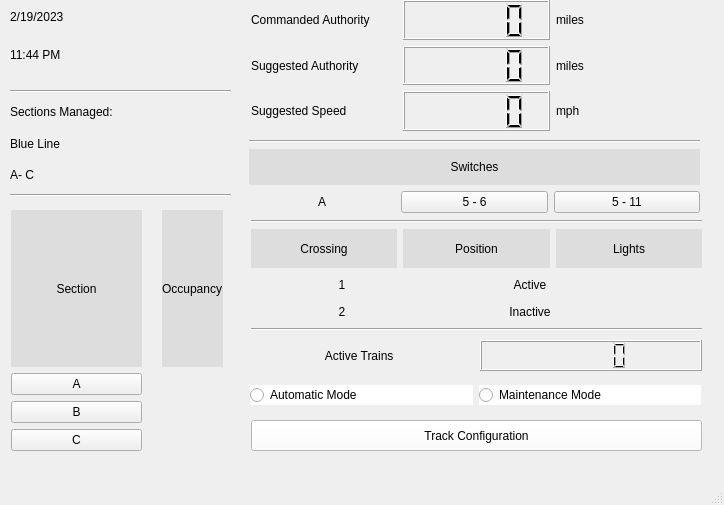
The window that Wayside/Wayside_Main_B.ui (headhunter22/ECE1140-Train-Simulator) describes before a commit, drawn with Qt 5.
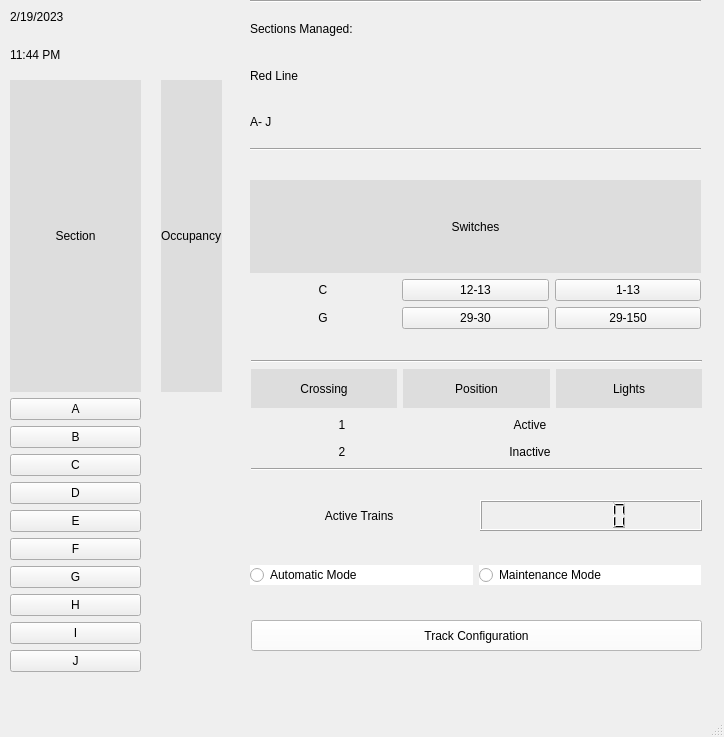
The same window after the commit. Icons and pictures are not drawn.

```diff
--- a/Wayside/Wayside_Main_B.ui
+++ b/Wayside/Wayside_Main_B.ui
@@ -7,7 +7,7 @@
     <x>0</x>
     <y>0</y>
     <width>724</width>
-    <height>505</height>
+    <height>737</height>
    </rect>
   </property>
   <property name="windowTitle">
@@ -18,7 +18,7 @@
     <property name="geometry">
      <rect>
       <x>251</x>
-      <y>220</y>
+      <y>360</y>
       <width>451</width>
       <height>111</height>
      </rect>
@@ -285,7 +285,7 @@
     <property name="geometry">
      <rect>
       <x>251</x>
-      <y>420</y>
+      <y>620</y>
       <width>451</width>
       <height>31</height>
      </rect>
@@ -299,146 +299,11 @@
      <string>Track Configuration</string>
     </property>
    </widget>
-   <widget class="QWidget" name="gridLayoutWidget">
-    <property name="geometry">
-     <rect>
-      <x>11</x>
-      <y>210</y>
-      <width>221</width>
-      <height>241</height>
-     </rect>
-    </property>
-    <layout class="QGridLayout" name="gridLayout_2">
-     <property name="leftMargin">
-      <number>0</number>
-     </property>
-     <property name="rightMargin">
-      <number>9</number>
-     </property>
-     <property name="horizontalSpacing">
-      <number>20</number>
-     </property>
-     <item row="2" column="0">
-      <widget class="QPushButton" name="pusha">
-       <property name="text">
-        <string>A</string>
-       </property>
-      </widget>
-     </item>
-     <item row="2" column="1">
-      <widget class="QLabel" name="aicon">
-       <property name="maximumSize">
-        <size>
-         <width>50</width>
-         <height>50</height>
-        </size>
-       </property>
-       <property name="text">
-        <string/>
-       </property>
-       <property name="pixmap">
-        <pixmap>tracks.png</pixmap>
-       </property>
-       <property name="scaledContents">
-        <bool>true</bool>
-       </property>
-       <property name="alignment">
-        <set>Qt::AlignCenter</set>
-       </property>
-      </widget>
-     </item>
-     <item row="1" column="0">
-      <widget class="QLabel" name="sectiontitle">
-       <property name="styleSheet">
-        <string notr="true">font: 700 10pt &quot;Georgia&quot;;
-color: rgb(0, 0, 0);
-background-color: rgb(221, 221, 221);</string>
-       </property>
-       <property name="text">
-        <string>Section</string>
-       </property>
-       <property name="alignment">
-        <set>Qt::AlignCenter</set>
-       </property>
-      </widget>
-     </item>
-     <item row="4" column="0">
-      <widget class="QPushButton" name="pushb">
-       <property name="text">
-        <string>B</string>
-       </property>
-      </widget>
-     </item>
-     <item row="4" column="1">
-      <widget class="QLabel" name="bicon">
-       <property name="maximumSize">
-        <size>
-         <width>50</width>
-         <height>50</height>
-        </size>
-       </property>
-       <property name="text">
-        <string/>
-       </property>
-       <property name="pixmap">
-        <pixmap>tracks.png</pixmap>
-       </property>
-       <property name="scaledContents">
-        <bool>true</bool>
-       </property>
-       <property name="alignment">
-        <set>Qt::AlignCenter</set>
-       </property>
-      </widget>
-     </item>
-     <item row="5" column="0">
-      <widget class="QPushButton" name="pushc">
-       <property name="text">
-        <string>C</string>
-       </property>
-      </widget>
-     </item>
-     <item row="1" column="1">
-      <widget class="QLabel" name="occupancylabel">
-       <property name="styleSheet">
-        <string notr="true">background-color: rgb(221, 221, 221);
-font: 700 10pt &quot;Georgia&quot;;
-color: rgb(0, 0, 0);</string>
-       </property>
-       <property name="text">
-        <string>Occupancy</string>
-       </property>
-      </widget>
-     </item>
-     <item row="5" column="1">
-      <widget class="QLabel" name="cicon">
-       <property name="maximumSize">
-        <size>
-         <width>50</width>
-         <height>50</height>
-        </size>
-       </property>
-       <property name="text">
-        <string/>
-       </property>
-       <property name="pixmap">
-        <pixmap>redtrain.png</pixmap>
-       </property>
-       <property name="scaledContents">
-        <bool>true</bool>
-       </property>
-       <property name="alignment">
-        <set>Qt::AlignCenter</set>
-       </property>
-      </widget>
-     </item>
-    </layout>
-   </widget>
    <widget class="QWidget" name="horizontalLayoutWidget_7">
     <property name="geometry">
      <rect>
       <x>250</x>
-      <y>380</y>
+      <y>560</y>
       <width>451</width>
       <height>31</height>
      </rect>
@@ -470,167 +335,11 @@
      </item>
     </layout>
    </widget>
-   <widget class="QWidget" name="gridLayoutWidget_2">
-    <property name="geometry">
-     <rect>
-      <x>251</x>
-      <y>0</y>
-      <width>451</width>
-      <height>131</height>
-     </rect>
-    </property>
-    <layout class="QGridLayout" name="gridLayout_3">
-     <item row="2" column="0">
-      <widget class="QLabel" name="sspeedlabel">
-       <property name="styleSheet">
-        <string notr="true">font: 700 10pt &quot;Georgia&quot;;
-color: rgb(0, 0, 0);</string>
-       </property>
-       <property name="text">
-        <string>Suggested Speed              </string>
-       </property>
-      </widget>
-     </item>
-     <item row="2" column="1">
-      <widget class="QLCDNumber" name="sspeeddisp"/>
-     </item>
-     <item row="1" column="0">
-      <widget class="QLabel" name="sauthlabel">
-       <property name="styleSheet">
-        <string notr="true">font: 700 10pt &quot;Georgia&quot;;
-color: rgb(0, 0, 0);</string>
-       </property>
-       <property name="text">
-        <string>Suggested Authority     </string>
-       </property>
-      </widget>
-     </item>
-     <item row="1" column="2">
-      <widget class="QLabel" name="miles2">
-       <property name="styleSheet">
-        <string notr="true">font: 700 8pt &quot;Georgia&quot;;
-color: rgb(0, 0, 0);</string>
-       </property>
-       <property name="text">
-        <string>miles</string>
-       </property>
-      </widget>
-     </item>
-     <item row="1" column="1">
-      <widget class="QLCDNumber" name="sauthoritydisp"/>
-     </item>
-     <item row="0" column="0">
-      <widget class="QLabel" name="cauthlabel">
-       <property name="styleSheet">
-        <string notr="true">font: 700 10pt &quot;Georgia&quot;;
-color: rgb(0, 0, 0);</string>
-       </property>
-       <property name="text">
-        <string>Commanded Authority</string>
-       </property>
-      </widget>
-     </item>
-     <item row="0" column="2">
-      <widget class="QLabel" name="miles1">
-       <property name="styleSheet">
-        <string notr="true">font: 700 8pt &quot;Georgia&quot;;
-color: rgb(0, 0, 0);</string>
-       </property>
-       <property name="text">
-        <string>miles</string>
-       </property>
-      </widget>
-     </item>
-     <item row="2" column="2">
-      <widget class="QLabel" name="miles2_2">
-       <property name="styleSheet">
-        <string notr="true">font: 700 8pt &quot;Georgia&quot;;
-color: rgb(0, 0, 0);</string>
-       </property>
-       <property name="text">
-        <string>mph</string>
-       </property>
-      </widget>
-     </item>
-     <item row="0" column="1">
-      <widget class="QLCDNumber" name="cauthoritydisp"/>
-     </item>
-    </layout>
-   </widget>
-   <widget class="QWidget" name="verticalLayoutWidget_5">
-    <property name="geometry">
-     <rect>
-      <x>249</x>
-      <y>140</y>
-      <width>451</width>
-      <height>73</height>
-     </rect>
-    </property>
-    <layout class="QVBoxLayout" name="verticalLayout_6">
-     <item>
-      <widget class="Line" name="line">
-       <property name="orientation">
-        <enum>Qt::Horizontal</enum>
-       </property>
-      </widget>
-     </item>
-     <item>
-      <widget class="QLabel" name="label_17">
-       <property name="styleSheet">
-        <string notr="true">background-color: rgb(221, 221, 221);
-font: 700 12pt &quot;Georgia&quot;;
-color: rgb(0, 0, 0);</string>
-       </property>
-       <property name="text">
-        <string>Switches</string>
-       </property>
-       <property name="alignment">
-        <set>Qt::AlignCenter</set>
-       </property>
-      </widget>
-     </item>
-     <item>
-      <layout class="QHBoxLayout" name="horizontalLayout_10">
-       <item>
-        <widget class="QLabel" name="label_2">
-         <property name="styleSheet">
-          <string notr="true">font: 700 10pt &quot;Georgia&quot;;
-color: rgb(0, 0, 0);</string>
-         </property>
-         <property name="text">
-          <string>A</string>
-         </property>
-         <property name="alignment">
-          <set>Qt::AlignCenter</set>
-         </property>
-        </widget>
-       </item>
-       <item>
-        <widget class="QPushButton" name="ca">
-         <property name="text">
-          <string>5 - 6</string>
-         </property>
-         <property name="checkable">
-          <bool>false</bool>
-         </property>
-        </widget>
-       </item>
-       <item>
-        <widget class="QPushButton" name="cb">
-         <property name="text">
-          <string>5 - 11</string>
-         </property>
-        </widget>
-       </item>
-      </layout>
-     </item>
-    </layout>
-   </widget>
    <widget class="QWidget" name="horizontalLayoutWidget_5">
     <property name="geometry">
      <rect>
       <x>251</x>
-      <y>340</y>
+      <y>500</y>
       <width>451</width>
       <height>31</height>
      </rect>
@@ -698,10 +407,10 @@
    <widget class="QWidget" name="verticalLayoutWidget_2">
     <property name="geometry">
      <rect>
-      <x>10</x>
-      <y>90</y>
-      <width>221</width>
-      <height>107</height>
+      <x>250</x>
+      <y>0</y>
+      <width>451</width>
+      <height>151</height>
      </rect>
     </property>
     <layout class="QVBoxLayout" name="verticalLayout">
@@ -730,7 +439,7 @@
 color: rgb(0, 0, 0);</string>
        </property>
        <property name="text">
-        <string>Blue Line</string>
+        <string>Red Line</string>
        </property>
       </widget>
      </item>
@@ -741,7 +450,7 @@
 color: rgb(0, 0, 0);</string>
        </property>
        <property name="text">
-        <string>A- C</string>
+        <string>A- J</string>
        </property>
       </widget>
      </item>
@@ -754,6 +463,441 @@
      </item>
     </layout>
    </widget>
+   <widget class="QWidget" name="gridLayoutWidget_3">
+    <property name="geometry">
+     <rect>
+      <x>10</x>
+      <y>80</y>
+      <width>221</width>
+      <height>592</height>
+     </rect>
+    </property>
+    <layout class="QGridLayout" name="gridLayout_4">
+     <property name="leftMargin">
+      <number>0</number>
+     </property>
+     <property name="rightMargin">
+      <number>9</number>
+     </property>
+     <property name="horizontalSpacing">
+      <number>20</number>
+     </property>
+     <item row="1" column="0">
+      <widget class="QLabel" name="sectiontitle_2">
+       <property name="styleSheet">
+        <string notr="true">font: 700 10pt &quot;Georgia&quot;;
+color: rgb(0, 0, 0);
+background-color: rgb(221, 221, 221);</string>
+       </property>
+       <property name="text">
+        <string>Section</string>
+       </property>
+       <property name="alignment">
+        <set>Qt::AlignCenter</set>
+       </property>
+      </widget>
+     </item>
+     <item row="10" column="0">
+      <widget class="QPushButton" name="pushi">
+       <property name="text">
+        <string>I</string>
+       </property>
+      </widget>
+     </item>
+     <item row="7" column="0">
+      <widget class="QPushButton" name="pushf">
+       <property name="text">
+        <string>F</string>
+       </property>
+      </widget>
+     </item>
+     <item row="5" column="0">
+      <widget class="QPushButton" name="pushd">
+       <property name="text">
+        <string>D</string>
+       </property>
+      </widget>
+     </item>
+     <item row="4" column="1">
+      <widget class="QLabel" name="cicon">
+       <property name="maximumSize">
+        <size>
+         <width>50</width>
+         <height>50</height>
+        </size>
+       </property>
+       <property name="text">
+        <string/>
+       </property>
+       <property name="pixmap">
+        <pixmap>tracks.png</pixmap>
+       </property>
+       <property name="scaledContents">
+        <bool>true</bool>
+       </property>
+       <property name="alignment">
+        <set>Qt::AlignCenter</set>
+       </property>
+      </widget>
+     </item>
+     <item row="6" column="0">
+      <widget class="QPushButton" name="pushe">
+       <property name="text">
+        <string>E</string>
+       </property>
+      </widget>
+     </item>
+     <item row="5" column="1">
+      <widget class="QLabel" name="dicon">
+       <property name="maximumSize">
+        <size>
+         <width>50</width>
+         <height>50</height>
+        </size>
+       </property>
+       <property name="text">
+        <string/>
+       </property>
+       <property name="pixmap">
+        <pixmap>redtrain.png</pixmap>
+       </property>
+       <property name="scaledContents">
+        <bool>true</bool>
+       </property>
+       <property name="alignment">
+        <set>Qt::AlignCenter</set>
+       </property>
+      </widget>
+     </item>
+     <item row="4" column="0">
+      <widget class="QPushButton" name="pushc">
+       <property name="text">
+        <string>C</string>
+       </property>
+      </widget>
+     </item>
+     <item row="2" column="0">
+      <widget class="QPushButton" name="pusha">
+       <property name="text">
+        <string>A</string>
+       </property>
+      </widget>
+     </item>
+     <item row="9" column="1">
+      <widget class="QLabel" name="hicon">
+       <property name="maximumSize">
+        <size>
+         <width>50</width>
+         <height>50</height>
+        </size>
+       </property>
+       <property name="text">
+        <string/>
+       </property>
+       <property name="pixmap">
+        <pixmap>tracks.png</pixmap>
+       </property>
+       <property name="scaledContents">
+        <bool>true</bool>
+       </property>
+       <property name="alignment">
+        <set>Qt::AlignCenter</set>
+       </property>
+      </widget>
+     </item>
+     <item row="8" column="0">
+      <widget class="QPushButton" name="pushg">
+       <property name="text">
+        <string>G</string>
+       </property>
+      </widget>
+     </item>
+     <item row="1" column="1">
+      <widget class="QLabel" name="occupancylabel_2">
+       <property name="styleSheet">
+        <string notr="true">background-color: rgb(221, 221, 221);
+font: 700 10pt &quot;Georgia&quot;;
+color: rgb(0, 0, 0);</string>
+       </property>
+       <property name="text">
+        <string>Occupancy</string>
+       </property>
+      </widget>
+     </item>
+     <item row="6" column="1">
+      <widget class="QLabel" name="eicon">
+       <property name="maximumSize">
+        <size>
+         <width>50</width>
+         <height>50</height>
+        </size>
+       </property>
+       <property name="text">
+        <string/>
+       </property>
+       <property name="pixmap">
+        <pixmap>tracks.png</pixmap>
+       </property>
+       <property name="scaledContents">
+        <bool>true</bool>
+       </property>
+       <property name="alignment">
+        <set>Qt::AlignCenter</set>
+       </property>
+      </widget>
+     </item>
+     <item row="7" column="1">
+      <widget class="QLabel" name="ficon">
+       <property name="maximumSize">
+        <size>
+         <width>50</width>
+         <height>50</height>
+        </size>
+       </property>
+       <property name="text">
+        <string/>
+       </property>
+       <property name="pixmap">
+        <pixmap>tracks.png</pixmap>
+       </property>
+       <property name="scaledContents">
+        <bool>true</bool>
+       </property>
+       <property name="alignment">
+        <set>Qt::AlignCenter</set>
+       </property>
+      </widget>
+     </item>
+     <item row="10" column="1">
+      <widget class="QLabel" name="iicon">
+       <property name="maximumSize">
+        <size>
+         <width>50</width>
+         <height>50</height>
+        </size>
+       </property>
+       <property name="text">
+        <string/>
+       </property>
+       <property name="pixmap">
+        <pixmap>tracks.png</pixmap>
+       </property>
+       <property name="scaledContents">
+        <bool>true</bool>
+       </property>
+       <property name="alignment">
+        <set>Qt::AlignCenter</set>
+       </property>
+      </widget>
+     </item>
+     <item row="3" column="1">
+      <widget class="QLabel" name="bicon">
+       <property name="maximumSize">
+        <size>
+         <width>50</width>
+         <height>50</height>
+        </size>
+       </property>
+       <property name="text">
+        <string/>
+       </property>
+       <property name="pixmap">
+        <pixmap>tracks.png</pixmap>
+       </property>
+       <property name="scaledContents">
+        <bool>true</bool>
+       </property>
+       <property name="alignment">
+        <set>Qt::AlignCenter</set>
+       </property>
+      </widget>
+     </item>
+     <item row="11" column="0">
+      <widget class="QPushButton" name="pushj">
+       <property name="text">
+        <string>J</string>
+       </property>
+      </widget>
+     </item>
+     <item row="3" column="0">
+      <widget class="QPushButton" name="pushb">
+       <property name="text">
+        <string>B</string>
+       </property>
+      </widget>
+     </item>
+     <item row="9" column="0">
+      <widget class="QPushButton" name="pushh">
+       <property name="text">
+        <string>H</string>
+       </property>
+      </widget>
+     </item>
+     <item row="11" column="1">
+      <widget class="QLabel" name="jicon">
+       <property name="maximumSize">
+        <size>
+         <width>50</width>
+         <height>50</height>
+        </size>
+       </property>
+       <property name="text">
+        <string/>
+       </property>
+       <property name="pixmap">
+        <pixmap>redtrain.png</pixmap>
+       </property>
+       <property name="scaledContents">
+        <bool>true</bool>
+       </property>
+       <property name="alignment">
+        <set>Qt::AlignCenter</set>
+       </property>
+      </widget>
+     </item>
+     <item row="2" column="1">
+      <widget class="QLabel" name="aicon">
+       <property name="maximumSize">
+        <size>
+         <width>50</width>
+         <height>50</height>
+        </size>
+       </property>
+       <property name="text">
+        <string/>
+       </property>
+       <property name="pixmap">
+        <pixmap>tracks.png</pixmap>
+       </property>
+       <property name="scaledContents">
+        <bool>true</bool>
+       </property>
+       <property name="alignment">
+        <set>Qt::AlignCenter</set>
+       </property>
+      </widget>
+     </item>
+     <item row="8" column="1">
+      <widget class="QLabel" name="gicon">
+       <property name="maximumSize">
+        <size>
+         <width>50</width>
+         <height>50</height>
+        </size>
+       </property>
+       <property name="text">
+        <string/>
+       </property>
+       <property name="pixmap">
+        <pixmap>tracks.png</pixmap>
+       </property>
+       <property name="scaledContents">
+        <bool>true</bool>
+       </property>
+       <property name="alignment">
+        <set>Qt::AlignCenter</set>
+       </property>
+      </widget>
+     </item>
+    </layout>
+   </widget>
+   <widget class="QWidget" name="verticalLayoutWidget_6">
+    <property name="geometry">
+     <rect>
+      <x>250</x>
+      <y>180</y>
+      <width>451</width>
+      <height>149</height>
+     </rect>
+    </property>
+    <layout class="QVBoxLayout" name="verticalLayout_7">
+     <item>
+      <widget class="QLabel" name="label_18">
+       <property name="styleSheet">
+        <string notr="true">background-color: rgb(221, 221, 221);
+font: 700 12pt &quot;Georgia&quot;;
+color: rgb(0, 0, 0);</string>
+       </property>
+       <property name="text">
+        <string>Switches</string>
+       </property>
+       <property name="alignment">
+        <set>Qt::AlignCenter</set>
+       </property>
+      </widget>
+     </item>
+     <item>
+      <layout class="QHBoxLayout" name="horizontalLayout_11">
+       <item>
+        <widget class="QLabel" name="label_13">
+         <property name="styleSheet">
+          <string notr="true">font: 700 10pt &quot;Georgia&quot;;
+color: rgb(0, 0, 0);</string>
+         </property>
+         <property name="text">
+          <string>C</string>
+         </property>
+         <property name="alignment">
+          <set>Qt::AlignCenter</set>
+         </property>
+        </widget>
+       </item>
+       <item>
+        <widget class="QPushButton" name="ca">
+         <property name="text">
+          <string>12-13</string>
+         </property>
+         <property name="checkable">
+          <bool>false</bool>
+         </property>
+        </widget>
+       </item>
+       <item>
+        <widget class="QPushButton" name="cb">
+         <property name="text">
+          <string>1-13</string>
+         </property>
+        </widget>
+       </item>
+      </layout>
+     </item>
+     <item>
+      <layout class="QHBoxLayout" name="horizontalLayout">
+       <item>
+        <widget class="QLabel" name="label_14">
+         <property name="styleSheet">
+          <string notr="true">font: 700 10pt &quot;Georgia&quot;;
+color: rgb(0, 0, 0);</string>
+         </property>
+         <property name="text">
+          <string>G</string>
+         </property>
+         <property name="alignment">
+          <set>Qt::AlignCenter</set>
+         </property>
+        </widget>
+       </item>
+       <item>
+        <widget class="QPushButton" name="ga">
+         <property name="text">
+          <string>29-30</string>
+         </property>
+         <property name="checkable">
+          <bool>false</bool>
+         </property>
+        </widget>
+       </item>
+       <item>
+        <widget class="QPushButton" name="gb">
+         <property name="text">
+          <string>29-150</string>
+         </property>
+        </widget>
+       </item>
+      </layout>
+     </item>
+    </layout>
+   </widget>
   </widget>
   <widget class="QMenuBar" name="menubar">
    <property name="geometry">
```
Left out of the diff: 4 changed lines with no effect on the pictures.
